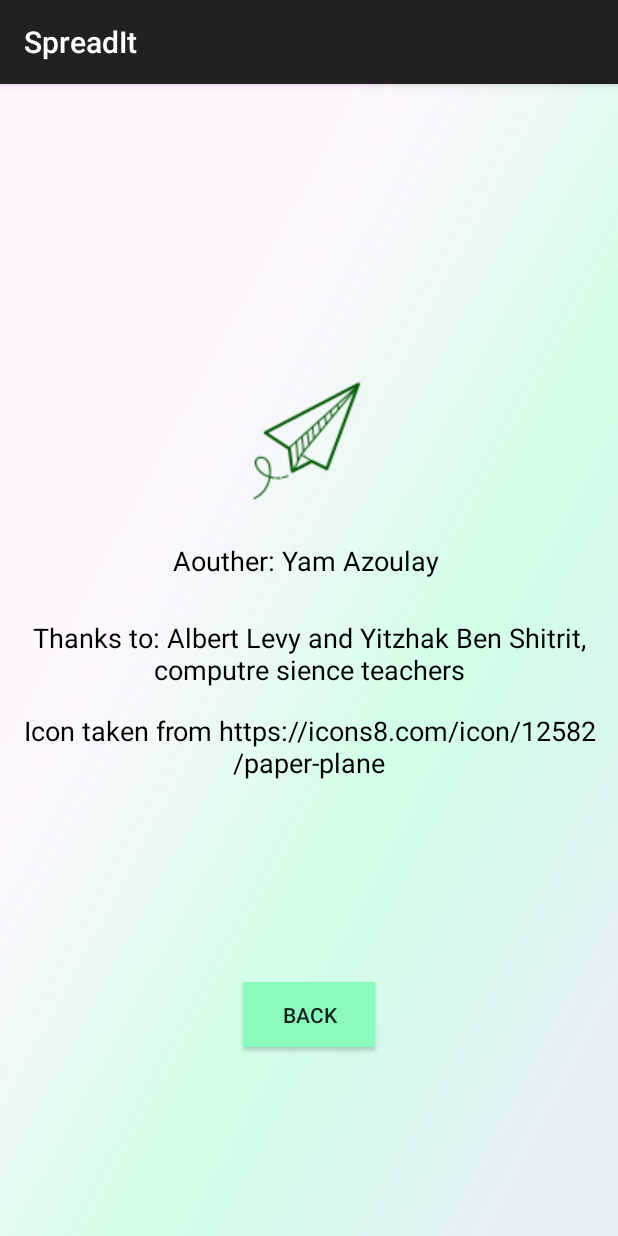
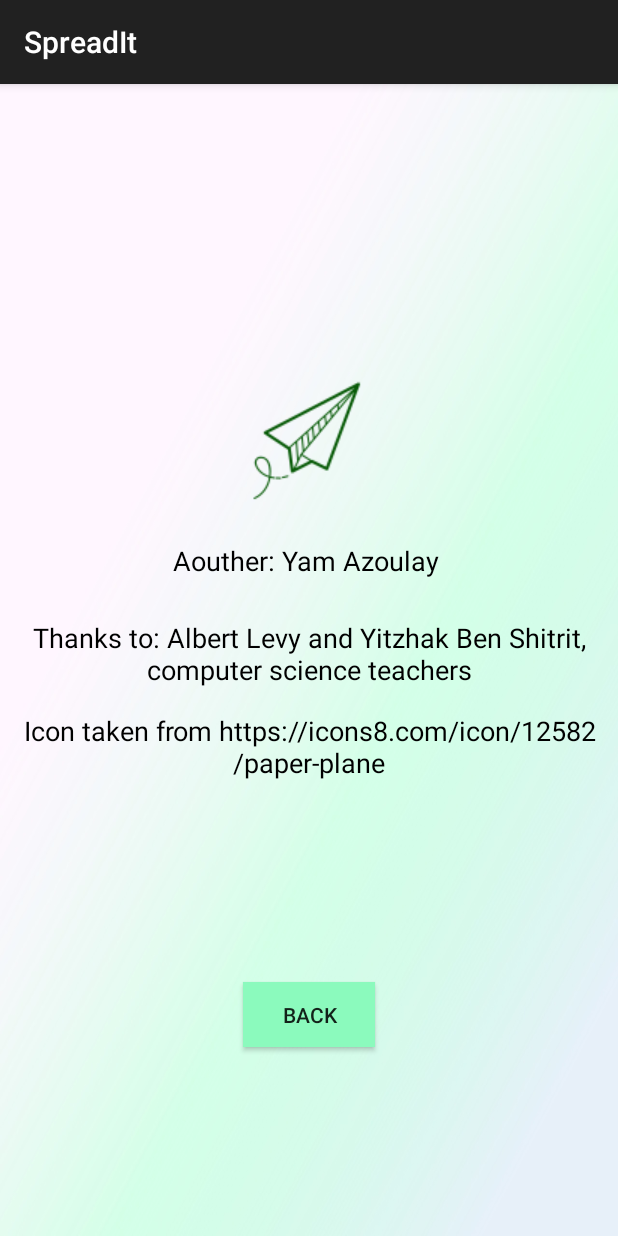
Before and after one commit to YamAzoulay/BetaVersionYam, an Android app: the CreditsActivity screen opened directly, with no data from a screen before it, on a phone screen of 412 x 824 dp. Run offline under Robolectric (Android 15) with nearby library versions, the phone set to English and light mode, and no system bars.

Commit message:
FINAL VERSION!

```diff
--- a/app/src/main/res/layout/activity_credits.xml
+++ b/app/src/main/res/layout/activity_credits.xml
@@ -38,7 +38,7 @@
         android:layout_height="0dp"
         android:layout_weight="0.5"
         android:gravity="center"
-        android:text="Thanks to: Albert Levy and Yitzhak Ben Shitrit, computre sience teachers"
+        android:text="Thanks to: Albert Levy and Yitzhak Ben Shitrit, computer science teachers"
         android:textAppearance="@style/TextAppearance.AppCompat.Medium"
         android:textColor="#000000" />
 
```
